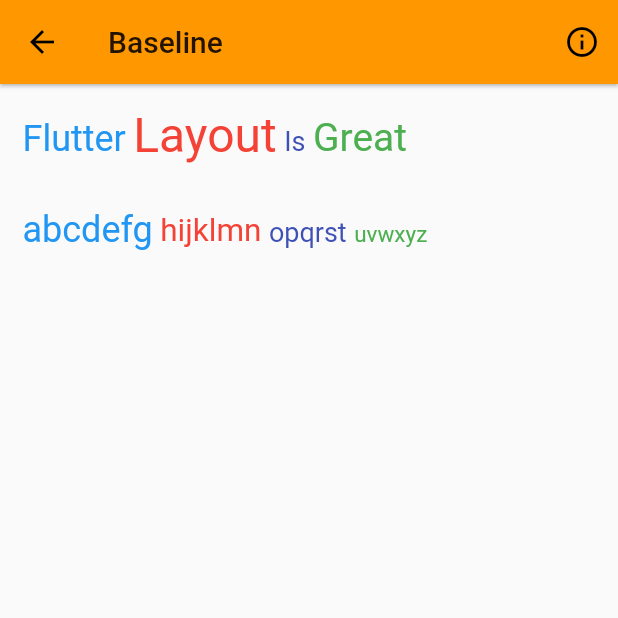
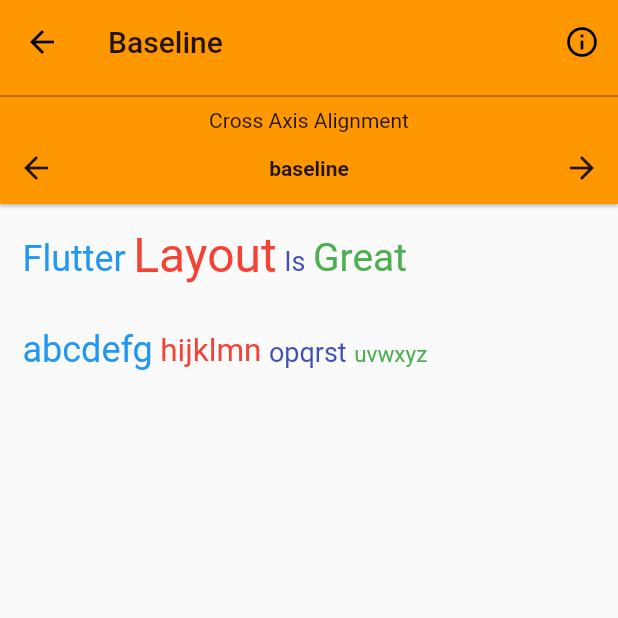
Before and after one commit to bizz84/layout-demo-flutter, a Flutter app: the BaselinePage screen opened directly, on a phone screen of 412 x 824 dp, the top half of it. Run offline on Flutter 3.47's test engine with Material 2 defaults, Android fonts, the phone set to English and light mode, and no system bars.

Commit message:
Add cross axis alignment options to baseline page

```diff
--- /dev/null
+++ b/lib/pages/baseline_layout_attributes.dart
@@ -0,0 +1,36 @@
+import 'package:flutter/material.dart';
+import 'package:layout_demo_flutter/layout_attribute_selector.dart';
+
+class BaselineLayoutAttributes extends StatefulWidget {
+  BaselineLayoutAttributes({this.onUpdateCrossAxisAlignment});
+
+  final ValueChanged<int> onUpdateCrossAxisAlignment;
+
+  @override
+  State<StatefulWidget> createState() => BaselineLayoutAttributesState();
+}
+
+class BaselineLayoutAttributesState extends State<BaselineLayoutAttributes> {
+  @override
+  Widget build(BuildContext context) {
+    return Row(
+      mainAxisAlignment: MainAxisAlignment.spaceAround,
+      mainAxisSize: MainAxisSize.max,
+      children: [
+        Expanded(
+          child: LayoutAttributeSelector(
+            title: 'Cross Axis Alignment',
+            values: [
+              'baseline',
+              'start',
+              'end',
+              'center',
+              //'stretch',
+            ],
+            onChange: widget.onUpdateCrossAxisAlignment,
+          ),
+        ),
+      ],
+    );
+  }
+}
--- a/lib/pages/baseline_page.dart
+++ b/lib/pages/baseline_page.dart
@@ -1,15 +1,49 @@
 import 'package:flutter/material.dart';
 import 'package:layout_demo_flutter/layout_type.dart';
 import 'package:layout_demo_flutter/pages/appbar_builder.dart';
+import 'package:layout_demo_flutter/pages/baseline_layout_attributes.dart';
 
-class BaselinePage extends StatelessWidget {
+class BaselinePage extends StatefulWidget {
   BaselinePage({Key key}) : super(key: key);
+
+  @override
+  State<StatefulWidget> createState() => BaselinePageState();
+}
+class BaselinePageState extends State<BaselinePage> {
+
+  CrossAxisAlignment _crossAxisAlignment = CrossAxisAlignment.baseline;
+
+  CrossAxisAlignment _crossAxisAlignmentFromIndex(int index) {
+    switch (index) {
+      case 0:
+        return CrossAxisAlignment.baseline;
+      case 1:
+        return CrossAxisAlignment.start;
+      case 2:
+        return CrossAxisAlignment.end;
+      case 3:
+        return CrossAxisAlignment.center;
+      case 4:
+        return CrossAxisAlignment.stretch;
+    }
+    return CrossAxisAlignment.start;
+  }
+
+  void _updateCrossAxisAlignment(int index) {
+    setState(() {
+      _crossAxisAlignment = _crossAxisAlignmentFromIndex(index);
+    });
+  }
 
   @override
   Widget build(BuildContext context) {
     return Scaffold(
       appBar: AppBarBuilder.build(
         layoutType: LayoutType.baseline,
+        bottom: PreferredSize(
+          preferredSize: Size(0.0, 80.0),
+          child: _buildLayoutAttributesPage(),
+        ),
       ),
       body: Container(
         padding: EdgeInsets.all(15.0),
@@ -22,7 +56,7 @@ class BaselinePage extends StatelessWidget {
     return Column(
       children: [
         Row(
-          crossAxisAlignment: CrossAxisAlignment.baseline,
+          crossAxisAlignment: _crossAxisAlignment,
           textBaseline: TextBaseline.alphabetic,
           children: [
             Text(
@@ -75,4 +109,11 @@ class BaselinePage extends StatelessWidget {
       ],
     );
   }
+
+  Widget _buildLayoutAttributesPage() {
+    return BaselineLayoutAttributes(
+      onUpdateCrossAxisAlignment: _updateCrossAxisAlignment,
+    );
+  }
+
 }
```
